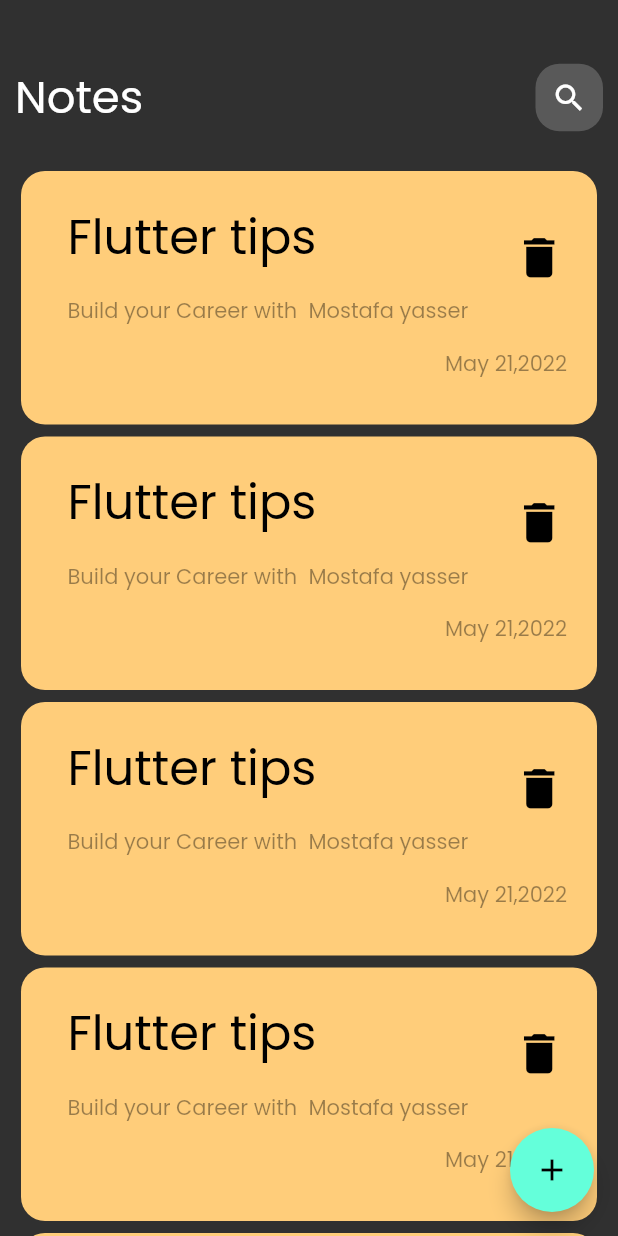
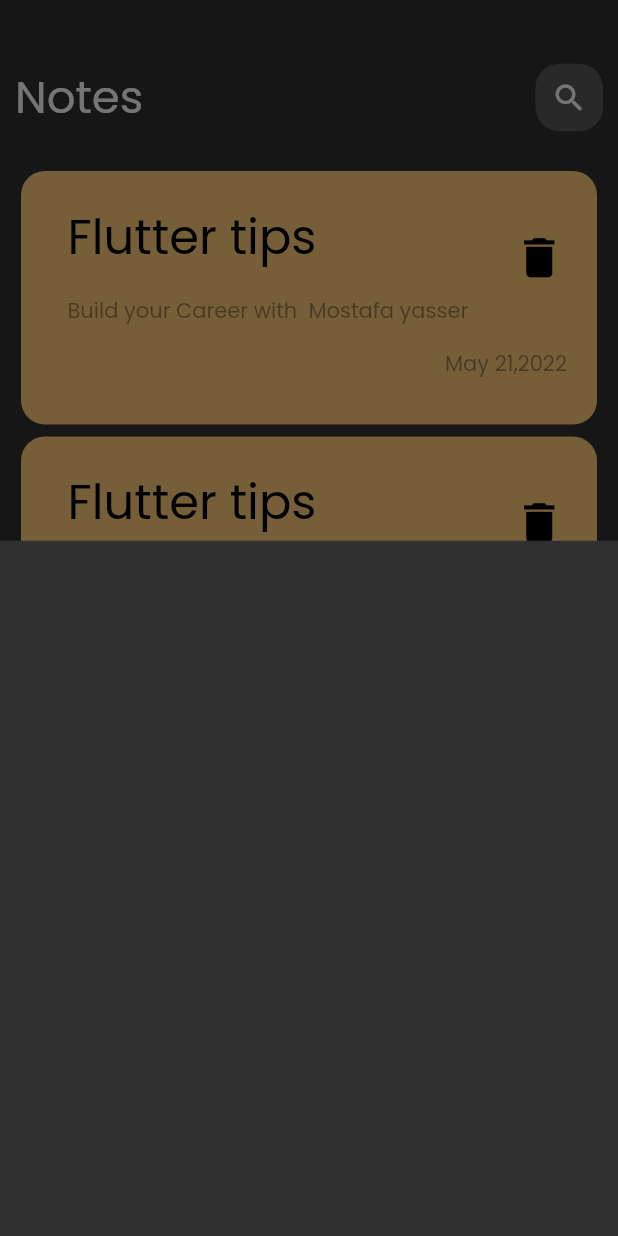
Before and after one commit to mostafa1255/note_app, a Flutter app: the screen it shows after launch, after a tap on the "add" icon, on a phone screen of 412 x 824 dp. Run offline on Flutter 3.47's test engine with Material 2 defaults, Android fonts, the phone set to English and light mode, and no system bars.

Commit message:
Add Buttom Sheet

```diff
--- /dev/null
+++ b/lib/Widgets/Add_note_buttomSheet.dart
@@ -0,0 +1,10 @@
+import 'package:flutter/material.dart';
+
+class butomSheet extends StatelessWidget {
+  const butomSheet({super.key});
+
+  @override
+  Widget build(BuildContext context) {
+    return Container();
+  }
+}
--- a/lib/Widgets/notes_list_view.dart
+++ b/lib/Widgets/notes_list_view.dart
@@ -3,14 +3,16 @@ import 'package:note_app/Widgets/Custom_note_item.dart';
 
 class NotesListview extends StatelessWidget {
   const NotesListview({super.key});
-final data=const[];
+  final data = const [];
   @override
   Widget build(BuildContext context) {
-    return ListView.builder(itemBuilder: (context, index) {
-      return Padding(
-        padding: const EdgeInsets.all(4.0),
-        child: const NotesItem(),
-      );
-    });
+    return ListView.builder(
+        padding: EdgeInsets.zero,
+        itemBuilder: (context, index) {
+          return Padding(
+            padding: const EdgeInsets.all(4.0),
+            child: const NotesItem(),
+          );
+        });
   }
 }
--- a/lib/view/notes_view.dart
+++ b/lib/view/notes_view.dart
@@ -1,6 +1,7 @@
 import 'package:flutter/material.dart';
 import 'package:flutter/src/widgets/framework.dart';
 import 'package:flutter/src/widgets/placeholder.dart';
+import 'package:note_app/Widgets/Add_note_buttomSheet.dart';
 import 'package:note_app/Widgets/Notee_view_body.dart';
 
 class NotesView extends StatelessWidget {
@@ -10,7 +11,13 @@ class NotesView extends StatelessWidget {
   Widget build(BuildContext context) {
     return Scaffold(
       floatingActionButton: FloatingActionButton(
-        onPressed: () {},
+        onPressed: () {
+          showModalBottomSheet(
+              context: context,
+              builder: (context) {
+                return butomSheet();
+              });
+        },
         child: Icon(Icons.add),
       ),
       body: const NotesViewBody(),
```
